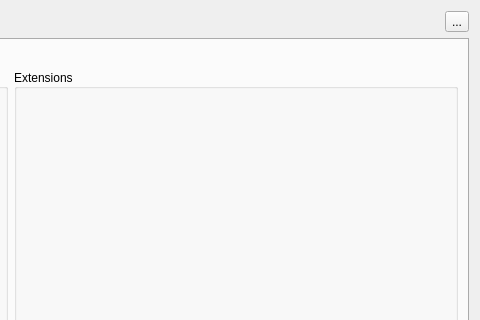
The window that src/ITrackEditWidget.ui (ntruchsess/QLandkarteGT) describes before a commit, drawn with Qt 5; both pictures show x 458 to 938 and y 0 to 320 of the 938 by 421 pixel window.
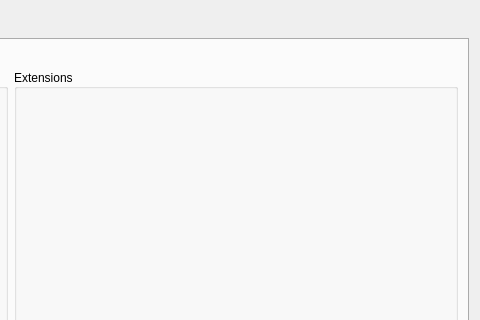
The same window after the commit. The open tabs and pages were chosen to show the change.

The edit to the form file:
```diff
--- a/src/ITrackEditWidget.ui
+++ b/src/ITrackEditWidget.ui
@@ -118,25 +118,6 @@
        </property>
       </spacer>
      </item>
-     <item>
-      <widget class="QToolButton" name="toolExit">
-       <property name="toolTip">
-        <string>Close this view.</string>
-       </property>
-       <property name="text">
-        <string>...</string>
-       </property>
-       <property name="shortcut">
-        <string>Ctrl+S</string>
-       </property>
-       <property name="checkable">
-        <bool>true</bool>
-       </property>
-       <property name="autoRaise">
-        <bool>false</bool>
-       </property>
-      </widget>
-     </item>
     </layout>
    </item>
    <item row="3" column="0">
```
Left out of the diff: 4 changed lines with no effect on the pictures.
